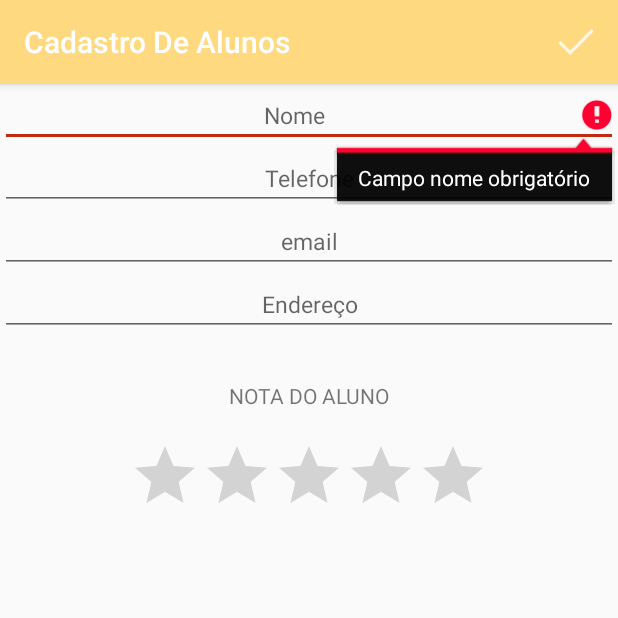
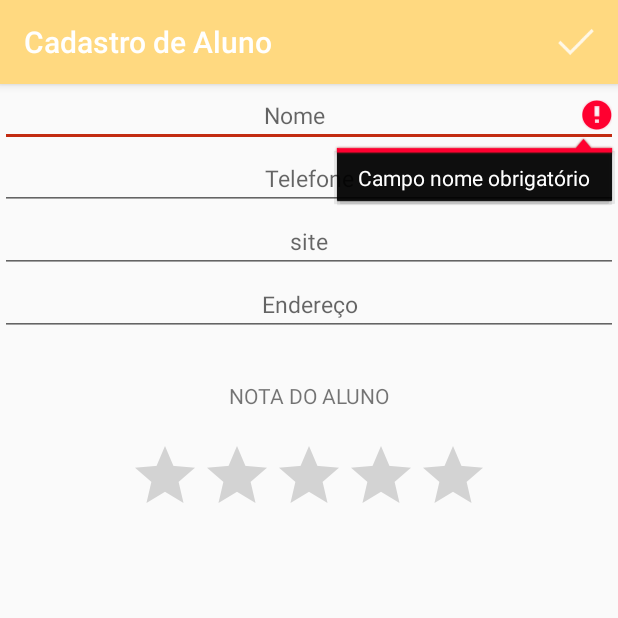
Before and after one commit to souzanirs/Caelum_Android_I, an Android app: the FormularioActivity screen opened directly, with no data from a screen before it, after a tap on "Salvar", on a phone screen of 412 x 824 dp, the top half of it. Run offline under Robolectric (Android 15) with nearby library versions, the light colour scheme and no system bars.

Commit message:
Atualização Projeto 20161026_004 Permissões

```diff
--- a/AndroidStudioProjects/Cadastro/app/src/main/java/br/com/caelum/cadastro/DAO/AlunoDAO.java
+++ b/AndroidStudioProjects/Cadastro/app/src/main/java/br/com/caelum/cadastro/DAO/AlunoDAO.java
@@ -73,7 +73,7 @@
         ContentValues valores = new ContentValues();
         valores.put("nome",aluno.getNome());
         valores.put("telefone",aluno.getTelefone());
-        valores.put("email",aluno.getEmail());
+        valores.put("email",aluno.getSite());
         valores.put("endereco",aluno.getEndereco());
         valores.put("nota",aluno.getNota());
         return valores;
@@ -93,7 +93,7 @@
             aluno.setNome(c.getString(c.getColumnIndex("nome")));
             aluno.setEndereco(c.getString(c.getColumnIndex("endereco")));
             aluno.setTelefone(c.getString(c.getColumnIndex("telefone")));
-            aluno.setEmail(c.getString(c.getColumnIndex("email")));
+            aluno.setSite(c.getString(c.getColumnIndex("email")));
             aluno.setNota(c.getDouble(c.getColumnIndex("nota")));
 
             lista.add(aluno);
--- a/AndroidStudioProjects/Cadastro/app/src/main/java/br/com/caelum/cadastro/FormularioHelper.java
+++ b/AndroidStudioProjects/Cadastro/app/src/main/java/br/com/caelum/cadastro/FormularioHelper.java
@@ -26,14 +26,14 @@
         this.nome = (EditText) formularioActivity.findViewById(R.id.formulario_nome);
         this.telefone = (EditText) formularioActivity.findViewById(R.id.formulario_telefone);
         this.endereco = (EditText) formularioActivity.findViewById(R.id.formulario_endereco);
-        this.email = (EditText) formularioActivity.findViewById(R.id.formulario_email);
+        this.email = (EditText) formularioActivity.findViewById(R.id.formulario_site);
         this.nota = (RatingBar) formularioActivity.findViewById(R.id.formulario_ratio);
 
     }
 
     public Aluno criaAluno(){
         aluno.setNome(nome.getText().toString());
-        aluno.setEmail(email.getText().toString());
+        aluno.setSite(email.getText().toString());
         aluno.setEndereco(endereco.getText().toString());
         aluno.setNota(Double.valueOf(nota.getProgress()));
         aluno.setTelefone(telefone.getText().toString());
@@ -53,7 +53,7 @@
         nome.setText(aluno.getNome());
         telefone.setText(aluno.getTelefone());
         endereco.setText(aluno.getEndereco());
-        email.setText(aluno.getEmail());
+        email.setText(aluno.getSite());
         nota.setProgress(aluno.getNota().intValue());
 
         this.aluno = aluno;
--- a/AndroidStudioProjects/Cadastro/app/src/main/java/br/com/caelum/cadastro/classes/Aluno.java
+++ b/AndroidStudioProjects/Cadastro/app/src/main/java/br/com/caelum/cadastro/classes/Aluno.java
@@ -11,7 +11,7 @@
     private String nome;
     private String telefone;
     private String endereco;
-    private String email;
+    private String site;
     private Double nota;
 
     public long getId() {
@@ -46,12 +46,12 @@
         this.endereco = endereco;
     }
 
-    public String getEmail() {
-        return email;
+    public String getSite() {
+        return site;
     }
 
-    public void setEmail(String email) {
-        this.email = email;
+    public void setSite(String site) {
+        this.site = site;
     }
 
     public Double getNota() {
--- a/AndroidStudioProjects/Cadastro/app/src/main/res/layout/activity_formulario.xml
+++ b/AndroidStudioProjects/Cadastro/app/src/main/res/layout/activity_formulario.xml
@@ -29,8 +29,8 @@
         <EditText
             android:layout_width="match_parent"
             android:layout_height="wrap_content"
-            android:id="@+id/formulario_email"
-            android:hint="email"
+            android:id="@+id/formulario_site"
+            android:hint="site"
             android:textAlignment="center"
             android:textSize="15sp"/>
 
```
Also changed, not shown: AndroidStudioProjects/Cadastro/app/src/main/AndroidManifest.xml (+10 -3 lines), AndroidStudioProjects/Cadastro/app/src/main/java/br/com/caelum/cadastro/ListaAlunosActivity.java (+50 -5 lines), AndroidStudioProjects/Cadastro/app/src/main/java/br/com/caelum/cadastro/classes/Permissao.java (added, +50 -0 lines), AndroidStudioProjects/Cadastro/app/src/main/res/drawable/icon_alunos.png (added).
